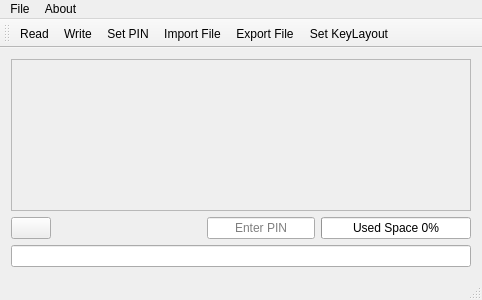
Before: the Qt Designer form MemTypeManager/mainwindow.ui in oyzzo/MemTypeTool, drawn with Qt 5.
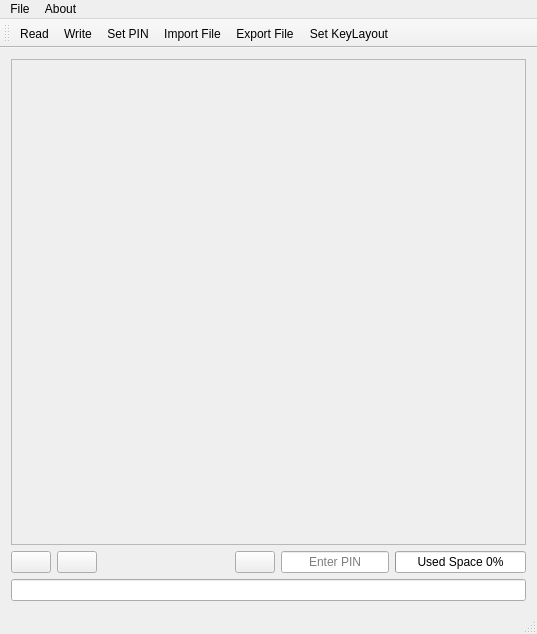
After: the same form once the commit is applied. Icons and pictures are not drawn.

Commit message: Add unhide PIN button. Add Clean list button. Add pin chec on read from device.

```diff
--- a/MemTypeManager/mainwindow.ui
+++ b/MemTypeManager/mainwindow.ui
@@ -6,8 +6,8 @@
    <rect>
     <x>0</x>
     <y>0</y>
-    <width>482</width>
-    <height>300</height>
+    <width>537</width>
+    <height>634</height>
    </rect>
   </property>
   <property name="windowTitle">
@@ -30,8 +30,8 @@
           <rect>
            <x>0</x>
            <y>0</y>
-           <width>460</width>
-           <height>131</height>
+           <width>515</width>
+           <height>465</height>
           </rect>
          </property>
          <layout class="QVBoxLayout" name="verticalLayout_4">
@@ -74,6 +74,24 @@
         </property>
        </widget>
       </item>
+      <item>
+       <widget class="QPushButton" name="cleanButton">
+        <property name="toolTip">
+         <string>Clean list.</string>
+        </property>
+        <property name="statusTip">
+         <string>Clean all credentials on the list.</string>
+        </property>
+        <property name="text">
+         <string/>
+        </property>
+        <property name="icon">
+         <iconset>
+          <normalon>:/img/eraser.png</normalon>
+         </iconset>
+        </property>
+       </widget>
+      </item>
       <item>
        <spacer name="horizontalSpacer">
         <property name="orientation">
@@ -87,6 +105,24 @@
         </property>
        </spacer>
       </item>
+      <item>
+       <widget class="QPushButton" name="seeButton">
+        <property name="toolTip">
+         <string>Show PIN</string>
+        </property>
+        <property name="statusTip">
+         <string>Shows the PIN while pressing down.</string>
+        </property>
+        <property name="text">
+         <string/>
+        </property>
+        <property name="icon">
+         <iconset>
+          <normalon>:/img/eye-open.png</normalon>
+         </iconset>
+        </property>
+       </widget>
+      </item>
       <item>
        <widget class="QLineEdit" name="pinEdit">
         <property name="sizePolicy">
@@ -111,7 +147,7 @@
          <bool>true</bool>
         </property>
         <property name="echoMode">
-         <enum>QLineEdit::PasswordEchoOnEdit</enum>
+         <enum>QLineEdit::Password</enum>
         </property>
         <property name="alignment">
          <set>Qt::AlignCenter</set>
@@ -161,7 +197,7 @@
     <rect>
      <x>0</x>
      <y>0</y>
-     <width>482</width>
+     <width>537</width>
      <height>22</height>
     </rect>
    </property>
```
The commit also changes 8 other files.
